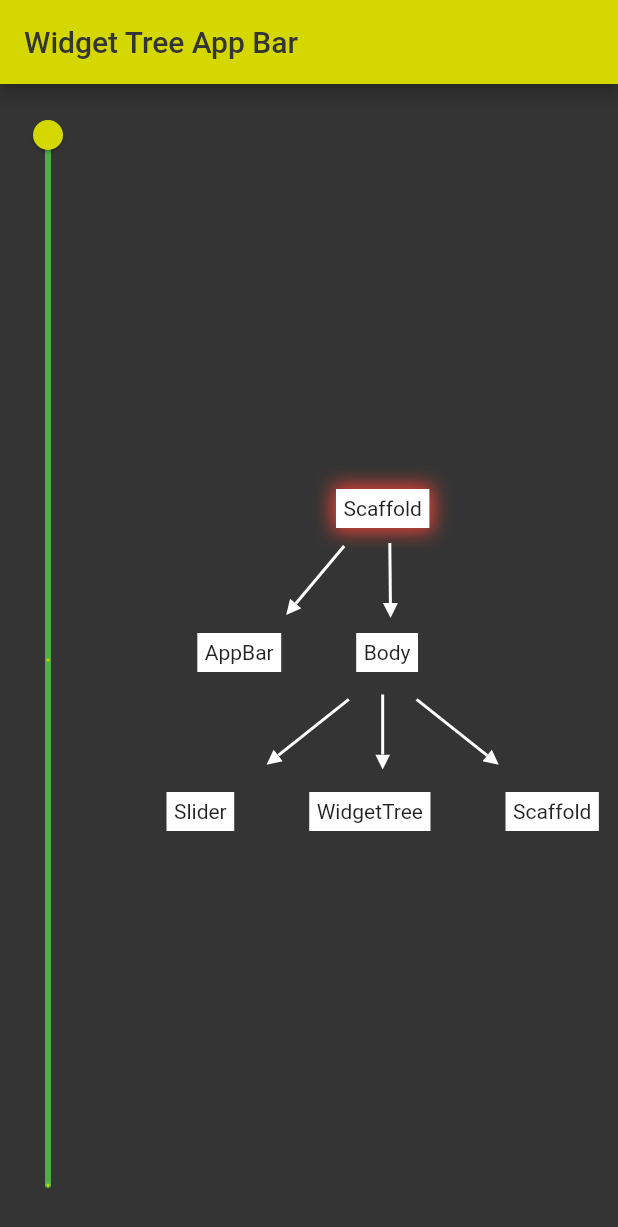
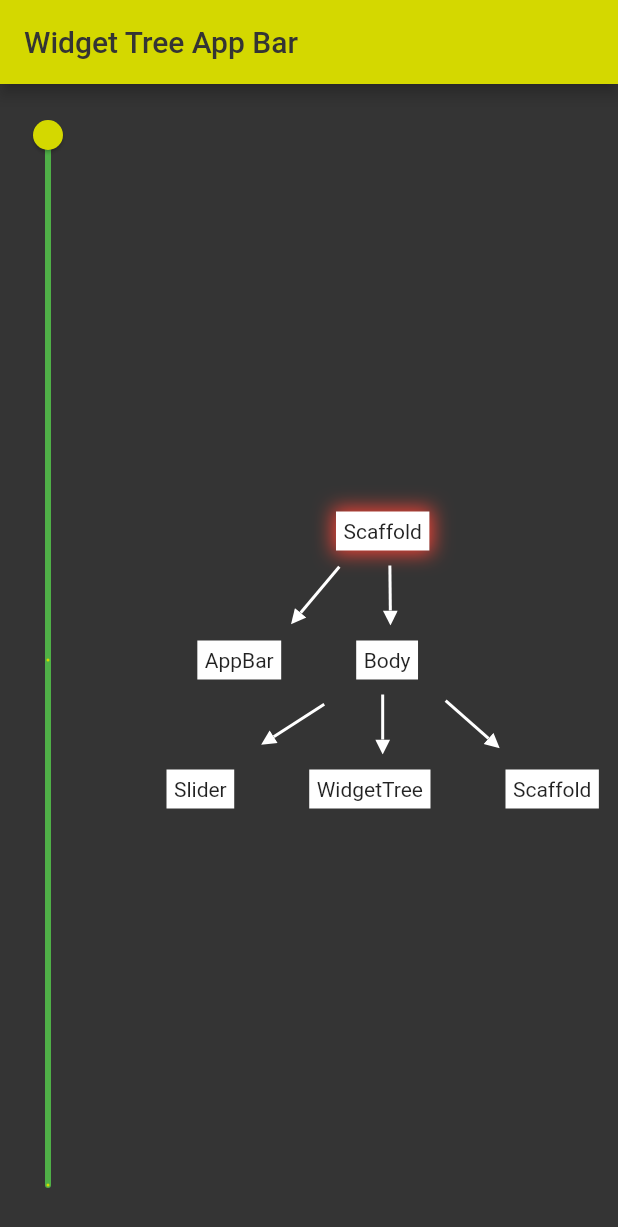
Before and after one commit to cosee/rheinmainflutter, a Flutter app: the screen it shows after launch, on a phone screen of 412 x 824 dp. Shown: the top 1227 px of the screen. Run offline on Flutter 3.47's test engine with Material 2 defaults, Android fonts, the light colour scheme and no system bars.

Commit message:
Ordered imports

```diff
--- a/lib/widget_tree/view/widgets/arrow/arrow.dart
+++ b/lib/widget_tree/view/widgets/arrow/arrow.dart
@@ -1,4 +1,5 @@
 import 'package:flutter/material.dart';
+
 import 'package:flutterrheinmain/widget_tree/view/widgets/arrow/triangle_clipper.dart';
 
 class Arrow extends StatelessWidget {
--- a/lib/widget_tree/view/widgets/interactive_widget_tree/interactive_widget_tree.dart
+++ b/lib/widget_tree/view/widgets/interactive_widget_tree/interactive_widget_tree.dart
@@ -1,8 +1,8 @@
 import 'package:flutter/material.dart';
-import 'package:flutterrheinmain/widget_tree/view/widgets/arrow/arrow.dart';
 import 'package:provider/provider.dart';
 
 import 'package:flutterrheinmain/widget_tree/view/provider/scaffold_text_provider.dart';
+import 'package:flutterrheinmain/widget_tree/view/widgets/arrow/arrow.dart';
 import 'package:flutterrheinmain/widget_tree/view/widgets/interactive_widget_tree/widget_tree_node.dart';
 
 class InteractiveWidgetTree extends StatelessWidget {
@@ -19,8 +19,6 @@ class InteractiveWidgetTree extends StatelessWidget {
           _createLevel1(),
           _createLevel1Arrows(),
           _createLevel2(),
-          // verticalPadding,
-          // _createLevel3()
         ],
       );
 
@@ -28,9 +26,9 @@ class InteractiveWidgetTree extends StatelessWidget {
 
   Widget _createLevel0Arrows() => Row(
         children: <Widget>[
-          Transform.rotate(angle: 0.7, child: Arrow(height: 50)),
+          Transform.rotate(angle: 0.7, child: Arrow(height: 40)),
           SizedBox(width: 40),
-          Transform.rotate(angle: -0.01, child: Arrow(height: 40)),
+          Transform.rotate(angle: -0.01, child: Arrow(height: 30)),
           SizedBox(width: 40),
         ],
       );
@@ -48,11 +46,11 @@ class InteractiveWidgetTree extends StatelessWidget {
 
         Widget _createLevel1Arrows() => Row(
         children: <Widget>[
-          Transform.rotate(angle: 0.9, child: Arrow(height: 60)),
-          SizedBox(width: 40),
-          Arrow(height: 40),
-          SizedBox(width: 40),
-          Transform.rotate(angle: -0.9, child: Arrow(height: 60)),
+          Transform.rotate(angle: 1, child: Arrow(height: 40)),
+          SizedBox(width: 50),
+          Arrow(height: 30),
+          SizedBox(width: 50),
+          Transform.rotate(angle: -0.85, child: Arrow(height: 38)),
         ],
       );
 
@@ -67,16 +65,6 @@ class InteractiveWidgetTree extends StatelessWidget {
         ],
       );
 
-//Not sure if we want to get into this depth
-  Widget _createLevel3() => Row(
-        mainAxisAlignment: MainAxisAlignment.spaceEvenly,
-        children: <Widget>[
-          WidgetTreeNode(depth: 3, child: Text('Some core-widget')),
-          horizontalPadding,
-          WidgetTreeNode(depth: 3, child: Text('Text')),
-        ],
-      );
-
   _createScaffoldTreeNode() => Consumer<ScaffoldTextProvider>(
       builder: (_, provider, __) => GestureDetector(
             onTap: provider.toggleText,
```
